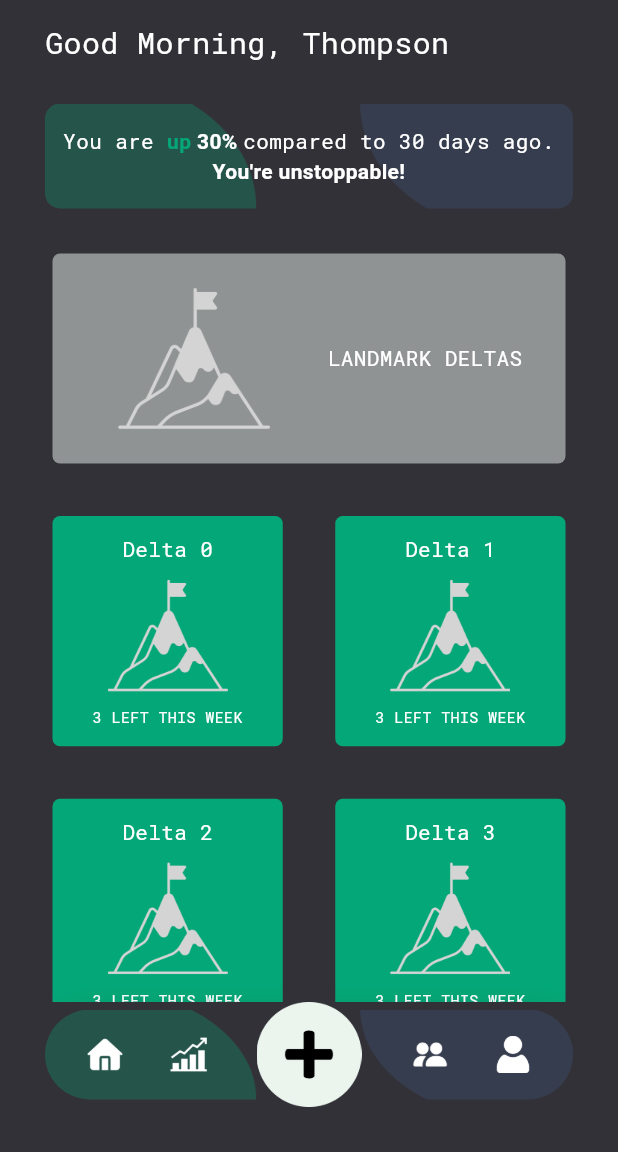
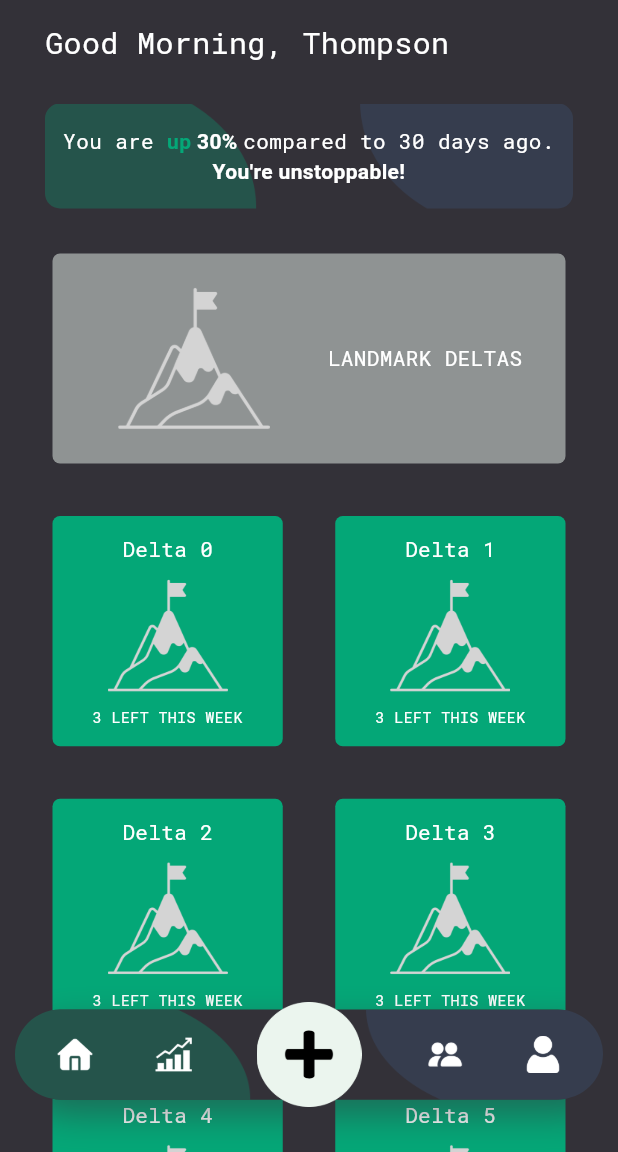
Before and after one commit to ItsThompson/neo_delta, a Flutter app: the screen it shows after launch, on a phone screen of 412 x 824 dp, the part 84-1236 px from its top. Run offline on Flutter 3.47's test engine with Material 3 defaults, Android fonts, the phone set to English and light mode, and no system bars; our stand-ins replace go_router.

```diff
--- a/lib/main.dart
+++ b/lib/main.dart
@@ -1,7 +1,7 @@
 import 'package:flutter/material.dart';
 import 'package:flutter/services.dart';
 import 'package:neo_delta/main_theme.dart';
-import 'pages/home_page.dart';
+import 'package:neo_delta/routes/router_config.dart';
 
 void main() {
   runApp(const MyApp());
@@ -16,9 +16,9 @@ class MyApp extends StatelessWidget {
       DeviceOrientation.portraitUp,
       DeviceOrientation.portraitDown,
     ]);
-    return MaterialApp(
+    return MaterialApp.router(
       debugShowCheckedModeBanner: false,
-      home: const HomePage(),
+      routerConfig: router,
       theme: mainTheme,
     );
   }
--- a/lib/pages/home_page.dart
+++ b/lib/pages/home_page.dart
@@ -1,6 +1,5 @@
 import 'package:flutter/material.dart';
 import 'package:neo_delta/main_theme.dart';
-import 'package:neo_delta/widgets/bottom_nav_bar.dart';
 import 'package:neo_delta/widgets/greeting.dart';
 import 'package:neo_delta/widgets/landmark_delta_button.dart';
 import 'package:neo_delta/widgets/recurring_delta_grid.dart';
@@ -27,7 +26,7 @@ class HomePage extends StatelessWidget {
           backgroundColor: mainTheme.colorScheme.background),
       body: Container(
         margin:
-            const EdgeInsets.only(top: 15, left: 30, right: 30, bottom: 100),
+            const EdgeInsets.only(top: 15, left: 30, right: 30),
         child: const Column(
           crossAxisAlignment: CrossAxisAlignment.start,
           children: <Widget>[
@@ -38,7 +37,6 @@ class HomePage extends StatelessWidget {
           ],
         ),
       ),
-      bottomNavigationBar: const BottomNavBar(),
     );
   }
 }
--- /dev/null
+++ b/lib/routes/router_config.dart
@@ -0,0 +1,30 @@
+import 'package:flutter/material.dart';
+import 'package:go_router/go_router.dart';
+import 'package:neo_delta/pages/home_page.dart';
+import 'package:neo_delta/pages/stats_page.dart';
+import 'package:neo_delta/widgets/bottom_nav_bar.dart';
+
+final GoRouter router = GoRouter(
+  initialLocation: "/",
+  routes: [
+    ShellRoute(
+      builder: (context, state, child) {
+        return Scaffold(
+          extendBody: true,
+          body: child,
+          bottomNavigationBar: const BottomNavBar(),
+        );
+      },
+      routes: [
+        GoRoute(
+          path: "/",
+          builder: (context, state) => const HomePage(),
+        ),
+        GoRoute(
+          path: "/stats",
+          builder: (context, state) => const StatsPage(),
+        ),
+      ],
+    )
+  ],
+);
--- a/lib/widgets/bottom_nav_bar.dart
+++ b/lib/widgets/bottom_nav_bar.dart
@@ -1,19 +1,24 @@
 import 'package:flutter/material.dart';
+import 'package:go_router/go_router.dart';
 import 'package:neo_delta/main_theme.dart';
 
 class NavBarItem {
   final String name;
   final String imageSrc;
+  final String route;
 
-  NavBarItem({required this.name, required this.imageSrc});
+  NavBarItem({required this.name, required this.imageSrc, required this.route});
 }
 
 List<NavBarItem> bottomNavBarItems = [
-  NavBarItem(name: "Home", imageSrc: "assets/navbar/Home.png"),
-  NavBarItem(name: "Stats", imageSrc: "assets/navbar/Stats.png"),
-  NavBarItem(name: "New Delta", imageSrc: "assets/navbar/NewDelta.png"),
-  NavBarItem(name: "Social", imageSrc: "assets/navbar/Social.png"),
-  NavBarItem(name: "Profile", imageSrc: "assets/navbar/Profile.png"),
+  NavBarItem(name: "Home", imageSrc: "assets/navbar/Home.png", route: "/"),
+  NavBarItem(
+      name: "Stats", imageSrc: "assets/navbar/Stats.png", route: "/stats"),
+  NavBarItem(
+      name: "New Delta", imageSrc: "assets/navbar/NewDelta.png", route: "/"),
+  NavBarItem(name: "Social", imageSrc: "assets/navbar/Social.png", route: "/"),
+  NavBarItem(
+      name: "Profile", imageSrc: "assets/navbar/Profile.png", route: "/"),
 ];
 
 class BottomNavBar extends StatefulWidget {
@@ -29,10 +34,10 @@ class _BottomNavBarState extends State<BottomNavBar> {
     return SafeArea(
         child: Container(
             height: 70,
-            margin: const EdgeInsets.only(left:30, right: 30, bottom: 30),
-            // margin: const EdgeInsets.symmetric(horizontal: 30, vertical: 30),
+            margin: const EdgeInsets.only(left: 10, right: 10, bottom: 30),
             child: Stack(
               children: <Widget>[
+                // Background
                 Container(
                   margin: const EdgeInsets.symmetric(vertical: 5),
                   height: 60,
@@ -50,10 +55,12 @@ class _BottomNavBarState extends State<BottomNavBar> {
                         )
                       ]),
                 ),
+                // Buttons
                 Container(
                   padding: const EdgeInsets.symmetric(horizontal: 15),
                   child: Row(
                     mainAxisAlignment: MainAxisAlignment.spaceBetween,
+                    // Individual Button
                     children: List.generate(bottomNavBarItems.length, (index) {
                       double boxSize = 50;
                       double edgeInset = 12.5;
@@ -63,13 +70,28 @@ class _BottomNavBarState extends State<BottomNavBar> {
                         edgeInset = 0;
                       }
                       return SizedBox(
-                        height: boxSize,
-                        width: boxSize,
-                        child: Container(
-                          margin: EdgeInsets.all(edgeInset),
-                          child: Image.asset(bottomNavBarItems[index].imageSrc),
-                        ),
-                      );
+                          height: boxSize,
+                          width: boxSize,
+                          child: GestureDetector(
+                            onTap: () {
+                              final String currentUri = GoRouter.of(context)
+                                  .routerDelegate
+                                  .currentConfiguration
+                                  .last
+                                  .route
+                                  .path
+                                  .toString();
+                              if (currentUri !=
+                                  bottomNavBarItems[index].route) {
+                                context.push(bottomNavBarItems[index].route);
+                              }
+                            },
+                            child: Container(
+                              margin: EdgeInsets.all(edgeInset),
+                              child: Image.asset(
+                                  bottomNavBarItems[index].imageSrc),
+                            ),
+                          ));
                     }),
                   ),
                 )
--- a/lib/widgets/landmark_delta_button.dart
+++ b/lib/widgets/landmark_delta_button.dart
@@ -24,7 +24,6 @@ class LandmarkDeltaButton extends StatelessWidget {
                 padding: const EdgeInsets.all(5),
                 decoration: BoxDecoration(
                   color: mainTheme.colorScheme.inversePrimary.withOpacity(0.5),
-                  // TODO: Changes color when clicked
                   borderRadius: const BorderRadius.all(Radius.circular(5)),
                 ),
                 child: Row(
--- a/lib/widgets/recurring_delta_button.dart
+++ /dev/null
@@ -1,90 +0,0 @@
-import 'dart:math';
-
-import 'package:flutter/material.dart';
-import 'package:neo_delta/main_theme.dart';
-
-class RecurringDeltaButton extends StatefulWidget {
-  final int index;
-  const RecurringDeltaButton({super.key, required this.index});
-
-  @override
-  State<RecurringDeltaButton> createState() => _RecurringDeltaButtonState();
-}
-
-
-
-class _RecurringDeltaButtonState extends State<RecurringDeltaButton> {
-  double _margin = 5;
-  bool _isComplete = false;
-
-  bool isComplete(int index){
-      Random random = Random();
-      return random.nextBool();
-  }
-
-  @override
-  void initState(){
-      super.initState();
-      _isComplete = isComplete(widget.index);
-  }
-
-  @override
-  Widget build(BuildContext context) {
-
-    return SizedBox(
-        height: 150,
-        width: double.infinity,
-        child: GestureDetector(
-        // Long Press: Mark as complete
-        // Double Tap: Go to profile
-          onDoubleTap: () {
-            // Navigator.pushNamed(context, '/')
-          },
-          onLongPress: () {
-            setState(() {
-              _isComplete = !_isComplete;
-            });
-          },
-          onTapDown: (_) {
-            setState(() {
-              _margin = 10;
-            });
-          },
-          onTapUp: (_) {
-            setState(() {
-              _margin = 5;
-            });
-          },
-          onTapCancel: () {
-            setState(() {
-              _margin = 5;
-            });
-          },
-          child: AnimatedContainer(
-              duration: const Duration(milliseconds: 200),
-              margin: EdgeInsets.all(_margin),
-              padding: const EdgeInsets.all(5),
-              decoration: BoxDecoration(
-                color: _isComplete
-                    ? mainTheme.colorScheme.primary
-                    : mainTheme.colorScheme.inversePrimary.withOpacity(0.5),
-                borderRadius: const BorderRadius.all(Radius.circular(5)),
-              ),
-              child: Column(
-                mainAxisAlignment: MainAxisAlignment.spaceEvenly,
-                children: [
-                  Text("Delta ${widget.index}"),
-                  SizedBox(
-                    height: 80,
-                    width: 80,
-                    child: Image.asset("assets/landmark.png"),
-                  ),
-                  const Text(
-                    "3 LEFT THIS WEEK",
-                    style: TextStyle(fontSize: 10),
-                  )
-                ],
-              )),
-        ));
-  }
-}
--- a/lib/widgets/recurring_delta_grid.dart
+++ b/lib/widgets/recurring_delta_grid.dart
@@ -1,5 +1,6 @@
+import 'dart:math';
 import 'package:flutter/material.dart';
-import 'package:neo_delta/widgets/recurring_delta_button.dart';
+import 'package:neo_delta/main_theme.dart';
 
 class RecurringDeltaGrid extends StatelessWidget {
   const RecurringDeltaGrid({super.key});
@@ -7,13 +8,97 @@ class RecurringDeltaGrid extends StatelessWidget {
   @override
   Widget build(BuildContext context) {
     return Expanded(
-        child: GridView.count(
+        child: Scrollbar(
+            child: GridView.count(
       crossAxisCount: 2,
       mainAxisSpacing: 25,
       crossAxisSpacing: 25,
       children: List.generate(6, (index) {
-          return RecurringDeltaButton(index: index);
+        return RecurringDeltaButton(index: index);
       }),
-    ));
+    )));
   }
 }
+
+class RecurringDeltaButton extends StatefulWidget {
+  final int index;
+  const RecurringDeltaButton({super.key, required this.index});
+
+  @override
+  State<RecurringDeltaButton> createState() => _RecurringDeltaButtonState();
+}
+
+class _RecurringDeltaButtonState extends State<RecurringDeltaButton> {
+  double _margin = 5;
+  bool _isComplete = false;
+
+  bool isComplete(int index) {
+    Random random = Random();
+    return random.nextBool();
+  }
+
+  @override
+  void initState() {
+    super.initState();
+    _isComplete = isComplete(widget.index);
+  }
+
+  @override
+  Widget build(BuildContext context) {
+    return SizedBox(
+        height: 150,
+        width: double.infinity,
+        child: GestureDetector(
+          // Long Press: Mark as complete
+          // Double Tap: Go to profile
+          onDoubleTap: () {
+            // Navigator.pushNamed(context, '/')
+          },
+          onLongPress: () {
+            setState(() {
+              _isComplete = !_isComplete;
+            });
+          },
+          onTapDown: (_) {
+            setState(() {
+              _margin = 10;
+            });
+          },
+          onTapUp: (_) {
+            setState(() {
+              _margin = 5;
+            });
+          },
+          onTapCancel: () {
+            setState(() {
+              _margin = 5;
+            });
+          },
+          child: AnimatedContainer(
+              duration: const Duration(milliseconds: 200),
+              margin: EdgeInsets.all(_margin),
+              padding: const EdgeInsets.all(5),
+              decoration: BoxDecoration(
+                color: _isComplete
+                    ? mainTheme.colorScheme.primary
+                    : mainTheme.colorScheme.inversePrimary.withOpacity(0.5),
+                borderRadius: const BorderRadius.all(Radius.circular(5)),
+              ),
+              child: Column(
+                mainAxisAlignment: MainAxisAlignment.spaceEvenly,
+                children: [
+                  Text("Delta ${widget.index}"),
+                  SizedBox(
+                    height: 80,
+                    width: 80,
+                    child: Image.asset("assets/landmark.png"),
+                  ),
+                  const Text(
+                    "3 LEFT THIS WEEK",
+                    style: TextStyle(fontSize: 10),
+                  )
+                ],
+              )),
+        ));
+  }
+}
--- a/pubspec.yaml
+++ b/pubspec.yaml
@@ -35,6 +35,8 @@ dependencies:
   # The following adds the Cupertino Icons font to your application.
   # Use with the CupertinoIcons class for iOS style icons.
   cupertino_icons: ^1.0.2
+  go_router: ^13.1.0
+  provider: ^6.1.1
 
 dev_dependencies:
   flutter_test:
```
Also changed, not shown: lib/models/filter.dart (added, +15 -0 lines), lib/models/stats_filter.dart (added, +14 -0 lines), lib/pages/stats_page.dart (+77 -0 lines), lib/widgets/stats_filter_bottom_modal.dart (added, +118 -0 lines), pubspec.lock.
